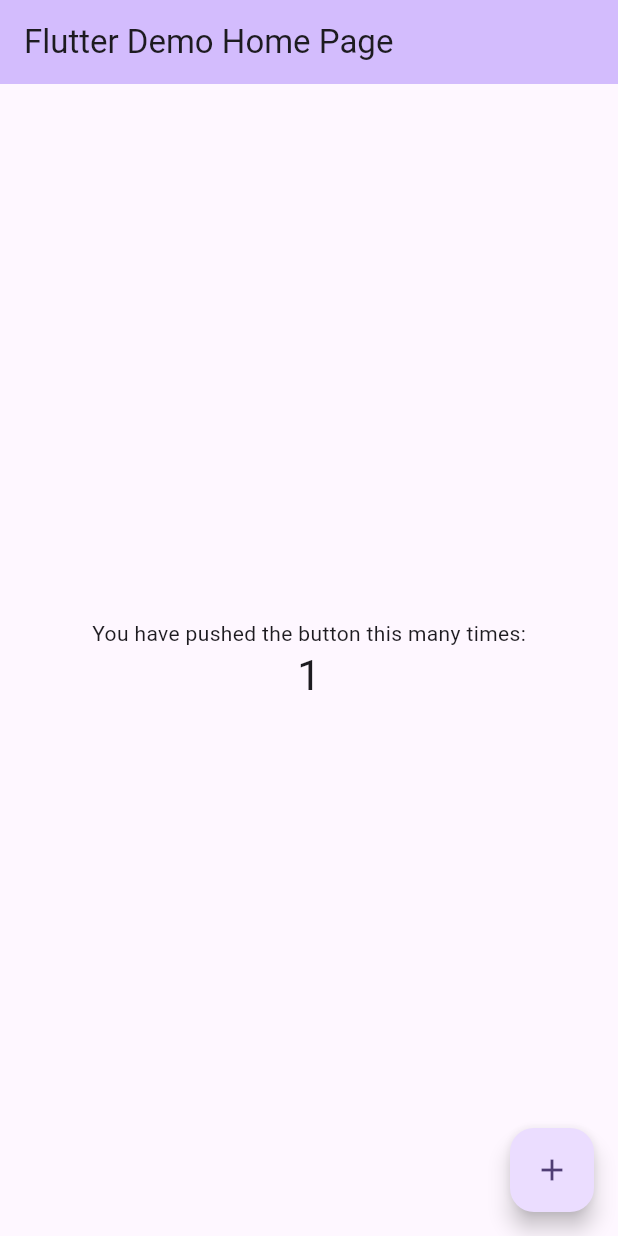
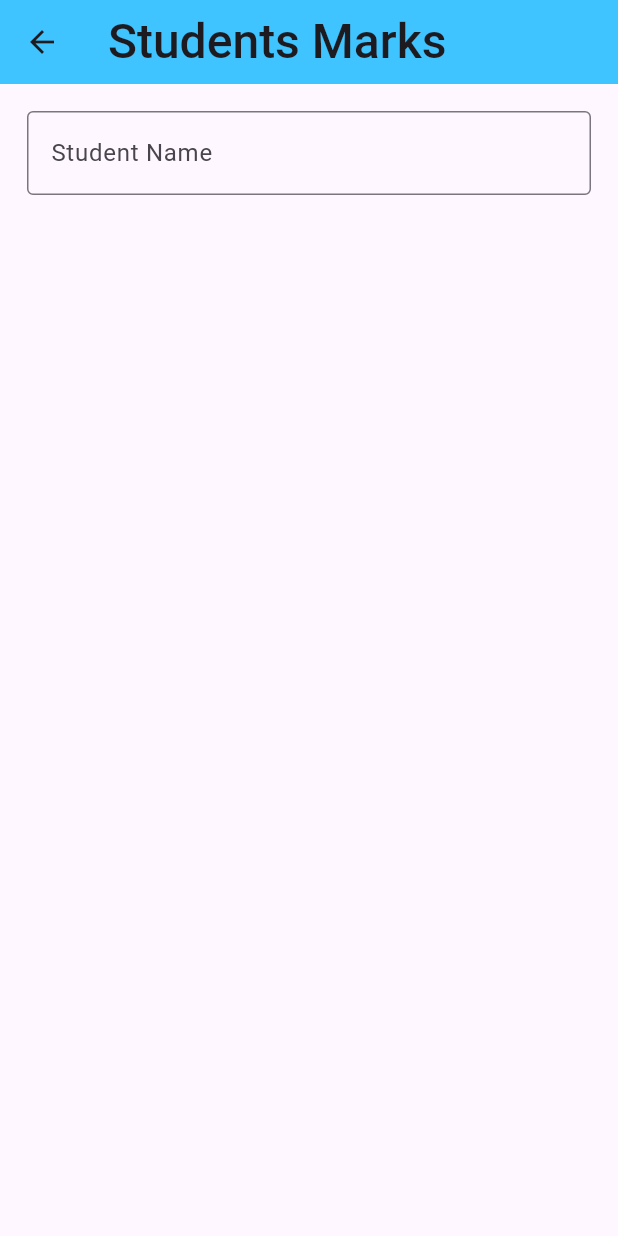
Before and after one commit to KshitijH123/flutter_examples, a Flutter app: the screen it shows after launch, after a tap on the "add" icon, on a phone screen of 412 x 824 dp. Run offline on Flutter 3.47's test engine with Material 3 defaults, Android fonts, the light colour scheme and no system bars; network calls fail.

Commit message:
UI design

```diff
--- /dev/null
+++ b/student_app/lib/home_screen.dart
@@ -0,0 +1,35 @@
+import 'package:flutter/material.dart';
+import 'package:student_app/student_marks_screen.dart';
+
+class HomeScreen extends StatefulWidget {
+  const HomeScreen({super.key});
+
+  @override
+  State<HomeScreen> createState() => _HomeScreenState();
+}
+
+class _HomeScreenState extends State<HomeScreen> {
+  @override
+  Widget build(BuildContext context) {
+    return Scaffold(
+      appBar: AppBar(
+        title: Text(
+          'Student App',
+          style: TextStyle(fontSize: 32, fontWeight: FontWeight.w500),
+        ),
+        backgroundColor: Colors.lightBlueAccent,
+
+      ),
+      floatingActionButton: FloatingActionButton(
+        child: Icon(Icons.add),
+        backgroundColor: Colors.lightBlueAccent,
+        onPressed: () {
+          Navigator.push(
+            context,
+            MaterialPageRoute(builder: (context) => StudentMarksScreen()),
+          );
+        },
+      ),
+    );
+  }
+}
--- a/student_app/lib/main.dart
+++ b/student_app/lib/main.dart
@@ -1,4 +1,5 @@
 import 'package:flutter/material.dart';
+import 'package:student_app/home_screen.dart';
 
 void main() {
   runApp(const MyApp());
@@ -7,116 +8,15 @@ void main() {
 class MyApp extends StatelessWidget {
   const MyApp({super.key});
 
-  // This widget is the root of your application.
   @override
   Widget build(BuildContext context) {
     return MaterialApp(
       title: 'Flutter Demo',
       theme: ThemeData(
-        // This is the theme of your application.
-        //
-        // TRY THIS: Try running your application with "flutter run". You'll see
-        // the application has a purple toolbar. Then, without quitting the app,
-        // try changing the seedColor in the colorScheme below to Colors.green
-        // and then invoke "hot reload" (save your changes or press the "hot
-        // reload" button in a Flutter-supported IDE, or press "r" if you used
-        // the command line to start the app).
-        //
-        // Notice that the counter didn't reset back to zero; the application
-        // state is not lost during the reload. To reset the state, use hot
-        // restart instead.
-        //
-        // This works for code too, not just values: Most code changes can be
-        // tested with just a hot reload.
+
         colorScheme: ColorScheme.fromSeed(seedColor: Colors.deepPurple),
       ),
-      home: const MyHomePage(title: 'Flutter Demo Home Page'),
+      home: const HomeScreen(),
     );
   }
 }
-
-class MyHomePage extends StatefulWidget {
-  const MyHomePage({super.key, required this.title});
-
-  // This widget is the home page of your application. It is stateful, meaning
-  // that it has a State object (defined below) that contains fields that affect
-  // how it looks.
-
-  // This class is the configuration for the state. It holds the values (in this
-  // case the title) provided by the parent (in this case the App widget) and
-  // used by the build method of the State. Fields in a Widget subclass are
-  // always marked "final".
-
-  final String title;
-
-  @override
-  State<MyHomePage> createState() => _MyHomePageState();
-}
-
-class _MyHomePageState extends State<MyHomePage> {
-  int _counter = 0;
-
-  void _incrementCounter() {
-    setState(() {
-      // This call to setState tells the Flutter framework that something has
-      // changed in this State, which causes it to rerun the build method below
-      // so that the display can reflect the updated values. If we changed
-      // _counter without calling setState(), then the build method would not be
-      // called again, and so nothing would appear to happen.
-      _counter++;
-    });
-  }
-
-  @override
-  Widget build(BuildContext context) {
-    // This method is rerun every time setState is called, for instance as done
-    // by the _incrementCounter method above.
-    //
-    // The Flutter framework has been optimized to make rerunning build methods
-    // fast, so that you can just rebuild anything that needs updating rather
-    // than having to individually change instances of widgets.
-    return Scaffold(
-      appBar: AppBar(
-        // TRY THIS: Try changing the color here to a specific color (to
-        // Colors.amber, perhaps?) and trigger a hot reload to see the AppBar
-        // change color while the other colors stay the same.
-        backgroundColor: Theme.of(context).colorScheme.inversePrimary,
-        // Here we take the value from the MyHomePage object that was created by
-        // the App.build method, and use it to set our appbar title.
-        title: Text(widget.title),
-      ),
-      body: Center(
-        // Center is a layout widget. It takes a single child and positions it
-        // in the middle of the parent.
-        child: Column(
-          // Column is also a layout widget. It takes a list of children and
-          // arranges them vertically. By default, it sizes itself to fit its
-          // children horizontally, and tries to be as tall as its parent.
-          //
-          // Column has various properties to control how it sizes itself and
-          // how it positions its children. Here we use mainAxisAlignment to
-          // center the children vertically; the main axis here is the vertical
-          // axis because Columns are vertical (the cross axis would be
-          // horizontal).
-          //
-          // TRY THIS: Invoke "debug painting" (choose the "Toggle Debug Paint"
-          // action in the IDE, or press "p" in the console), to see the
-          // wireframe for each widget.
-          mainAxisAlignment: MainAxisAlignment.center,
-          children: <Widget>[
-            const Text('You have pushed the button this many times:'),
-            Text(
-              '$_counter',
-              style: Theme.of(context).textTheme.headlineMedium,
-            ),
-          ],
-        ),
-      ),
-      floatingActionButton: FloatingActionButton(
-        onPressed: _incrementCounter,
-        tooltip: 'Increment',
-        child: const Icon(Icons.add),
-      ), // This trailing comma makes auto-formatting nicer for build methods.
-    );
-  }
-}
--- /dev/null
+++ b/student_app/lib/student_marks_screen.dart
@@ -0,0 +1,41 @@
+import 'package:flutter/material.dart';
+
+class StudentMarksScreen extends StatefulWidget {
+  StudentMarksScreen({super.key});
+
+  @override
+  State<StudentMarksScreen> createState() => _StudentMarksScreenState();
+}
+
+class _StudentMarksScreenState extends State<StudentMarksScreen> {
+  final studentNameController = TextEditingController();
+
+  @override
+  Widget build(BuildContext context) {
+    return Scaffold(
+      appBar: AppBar(
+        title: Text(
+          'Students Marks',
+          style: TextStyle(fontSize: 32, fontWeight: FontWeight.w500),
+        ),
+        backgroundColor: Colors.lightBlueAccent,
+      ),
+
+      body: Padding(
+        padding: EdgeInsets.all(18),
+        child: Column(
+          crossAxisAlignment: CrossAxisAlignment.start,
+          children: [
+            TextFormField(
+              controller: studentNameController,
+              decoration: InputDecoration(
+                labelText: 'Student Name',
+                border: OutlineInputBorder(),
+              ),
+            ),
+          ],
+        ),
+      ),
+    );
+  }
+}
```
